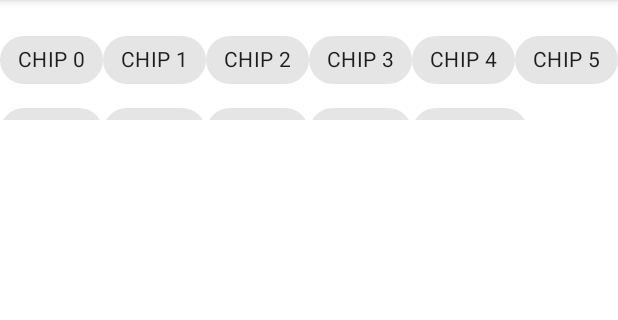
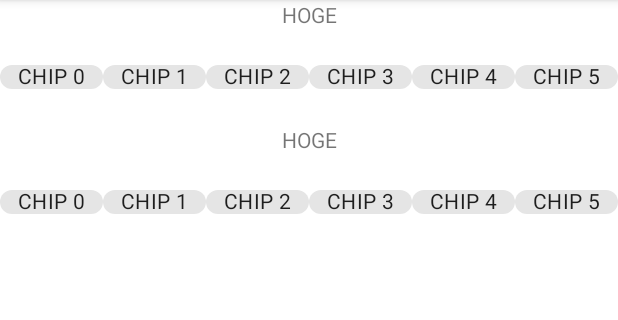
Before and after one commit to satoshun-android-example/FlexboxLayout, an Android app: the FlexboxPerfFragment screen opened through its navigation route, on a phone screen of 412 x 824 dp, the part 84-404 px from its top. Run offline under Robolectric (Android 15) with nearby library versions, the phone set to English and light mode, and no system bars; our stand-ins replace FlexboxLayout.

Commit message:
LinearLayout

```diff
--- a/app/src/main/java/com/github/satoshun/example/main/flexboxperf/FlexboxPerfFragment.kt
+++ b/app/src/main/java/com/github/satoshun/example/main/flexboxperf/FlexboxPerfFragment.kt
@@ -17,5 +17,9 @@ class FlexboxPerfFragment : Fragment(R.layout.flexbox_perf_frag) {
     repeat(50) {
       binding.flexbox1.addView(Chip(context).apply { text = "CHIP $it" })
     }
+
+    repeat(50) {
+      binding.flexbox2.addView(Chip(context).apply { text = "CHIP $it" })
+    }
   }
 }
--- a/app/src/main/res/layout/flexbox_perf_frag.xml
+++ b/app/src/main/res/layout/flexbox_perf_frag.xml
@@ -1,5 +1,5 @@
 <?xml version="1.0" encoding="utf-8"?>
-<LinearLayout xmlns:android="http://schemas.android.com/apk/res/android"
+<androidx.constraintlayout.widget.ConstraintLayout xmlns:android="http://schemas.android.com/apk/res/android"
   xmlns:app="http://schemas.android.com/apk/res-auto"
   xmlns:tools="http://schemas.android.com/tools"
   android:layout_width="match_parent"
@@ -7,13 +7,63 @@
   android:orientation="vertical"
   tools:ignore="HardcodedText">
 
-  <com.google.android.flexbox.FlexboxLayout
-    android:id="@+id/flexbox1"
+  <androidx.constraintlayout.widget.ConstraintLayout
+    android:id="@+id/container1"
     android:layout_width="match_parent"
-    android:layout_height="64dp"
+    android:layout_height="wrap_content"
+    app:layout_constraintEnd_toEndOf="parent"
+    app:layout_constraintStart_toStartOf="parent"
+    app:layout_constraintTop_toTopOf="parent">
+
+    <TextView
+      android:id="@+id/title1"
+      android:layout_width="wrap_content"
+      android:layout_height="wrap_content"
+      android:maxLines="1"
+      android:text="HOGE"
+      app:layout_constraintEnd_toEndOf="parent"
+      app:layout_constraintStart_toStartOf="parent"
+      app:layout_constraintTop_toTopOf="parent" />
+
+    <com.google.android.flexbox.FlexboxLayout
+      android:id="@+id/flexbox1"
+      android:layout_width="match_parent"
+      android:layout_height="32dp"
+      android:layout_marginTop="16dp"
+      app:alignContent="stretch"
+      app:alignItems="stretch"
+      app:flexWrap="wrap"
+      app:layout_constraintEnd_toEndOf="parent"
+      app:layout_constraintStart_toStartOf="parent"
+      app:layout_constraintTop_toBottomOf="@id/title1" />
+  </androidx.constraintlayout.widget.ConstraintLayout>
+
+  <androidx.constraintlayout.widget.ConstraintLayout
+    android:layout_width="match_parent"
+    android:layout_height="wrap_content"
     android:layout_marginTop="16dp"
-    app:alignContent="stretch"
-    app:alignItems="stretch"
-    app:flexWrap="wrap" />
+    app:layout_constraintEnd_toEndOf="parent"
+    app:layout_constraintStart_toStartOf="parent"
+    app:layout_constraintTop_toBottomOf="@id/container1">
 
-</LinearLayout>
+    <TextView
+      android:id="@+id/title2"
+      android:layout_width="wrap_content"
+      android:layout_height="wrap_content"
+      android:maxLines="1"
+      android:text="HOGE"
+      app:layout_constraintEnd_toEndOf="parent"
+      app:layout_constraintStart_toStartOf="parent"
+      app:layout_constraintTop_toTopOf="parent" />
+
+    <LinearLayout
+      android:id="@+id/flexbox2"
+      android:layout_width="match_parent"
+      android:layout_height="32dp"
+      android:layout_marginTop="16dp"
+      android:orientation="horizontal"
+      app:layout_constraintEnd_toEndOf="parent"
+      app:layout_constraintStart_toStartOf="parent"
+      app:layout_constraintTop_toBottomOf="@id/title2" />
+  </androidx.constraintlayout.widget.ConstraintLayout>
+</androidx.constraintlayout.widget.ConstraintLayout>
```
